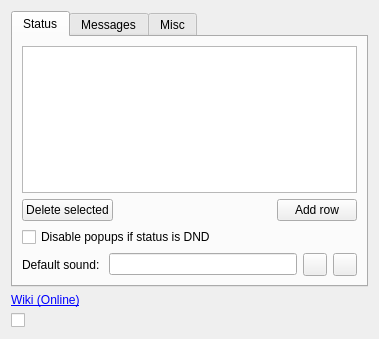
The window that generic/watcherplugin/options.ui (psi-im/plugins) describes before a commit, drawn with Qt 5.
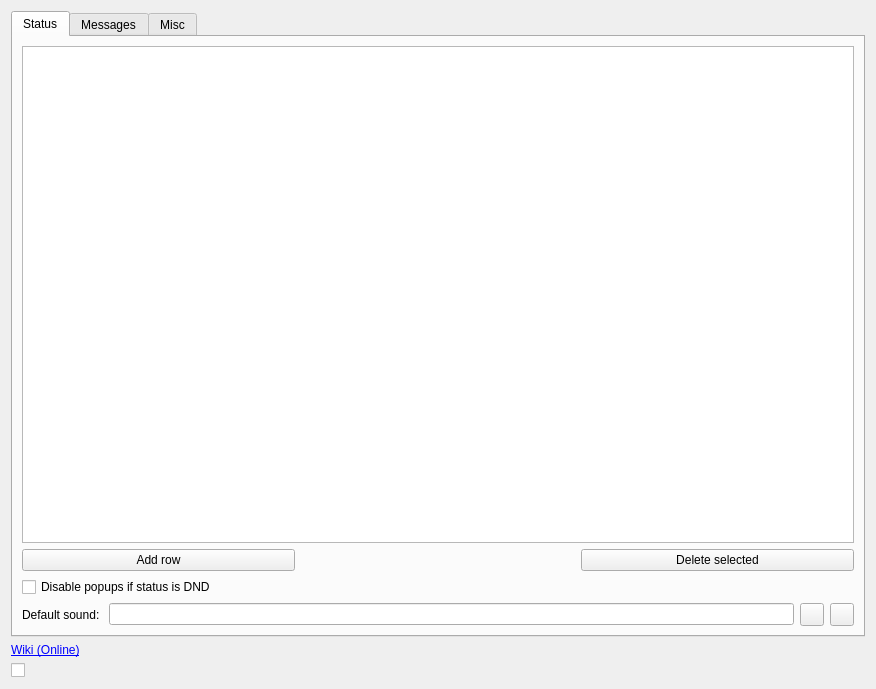
The same window after the commit. Custom widgets are drawn as their Qt base class.

Diff of the .ui file:
```diff
--- a/generic/watcherplugin/options.ui
+++ b/generic/watcherplugin/options.ui
@@ -6,8 +6,8 @@
    <rect>
     <x>0</x>
     <y>0</y>
-    <width>379</width>
-    <height>339</height>
+    <width>876</width>
+    <height>689</height>
    </rect>
   </property>
   <property name="windowTitle">
@@ -29,26 +29,6 @@
        </item>
        <item>
         <layout class="QHBoxLayout" name="horizontalLayout_3">
-         <item>
-          <widget class="QPushButton" name="pb_del">
-           <property name="text">
-            <string>Delete selected</string>
-           </property>
-          </widget>
-         </item>
-         <item>
-          <spacer name="horizontalSpacer_2">
-           <property name="orientation">
-            <enum>Qt::Horizontal</enum>
-           </property>
-           <property name="sizeHint" stdset="0">
-            <size>
-             <width>40</width>
-             <height>20</height>
-            </size>
-           </property>
-          </spacer>
-         </item>
          <item>
           <widget class="QPushButton" name="pb_add">
            <property name="text">
@@ -56,6 +36,20 @@
            </property>
           </widget>
          </item>
+         <item>
+          <widget class="QLabel" name="horSpacer">
+           <property name="text">
+            <string/>
+           </property>
+          </widget>
+         </item>
+         <item>
+          <widget class="QPushButton" name="pb_del">
+           <property name="text">
+            <string>Delete selected</string>
+           </property>
+          </widget>
+         </item>
         </layout>
        </item>
        <item>
```
